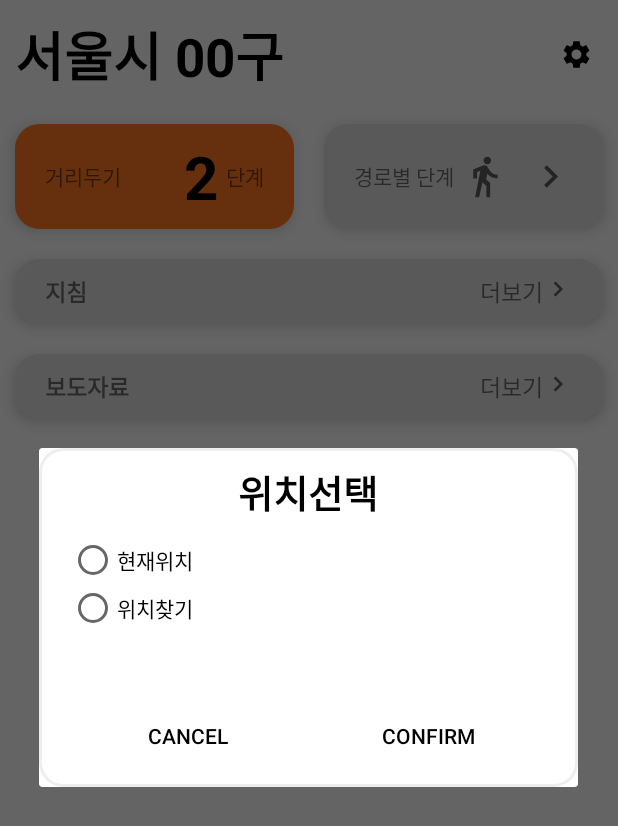
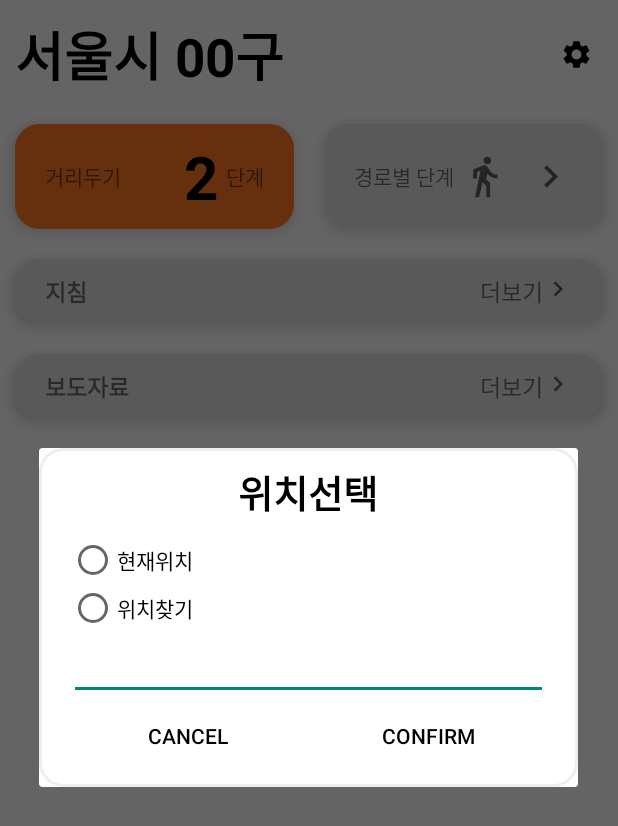
Before and after one commit to leeshble/CovidInfoApp, an Android app: the screen it shows after launch (MainActivity), after a tap on an icon or button, on a phone screen of 412 x 824 dp. Shown: the top 826 px of the screen. Run offline under Robolectric (Android 15) with nearby library versions, the light colour scheme and no system bars.

Commit message:
1. 앱 내 setting을 대화상자 만듦(xml, java 생성)

```diff
--- a/app/src/main/res/layout/setting.xml
+++ b/app/src/main/res/layout/setting.xml
@@ -42,8 +42,7 @@
     <EditText
         android:id="@+id/sub2_edit"
         android:layout_width="match_parent"
-        android:layout_height="wrap_content"
-        android:visibility="invisible"/>
+        android:layout_height="wrap_content" />
 
     <TextView
         android:id="@+id/error_dialog_txt"
@@ -65,7 +64,6 @@
             android:layout_weight="1"
             android:text="@string/cancel"
             android:textColor="@color/black" />
-
         <Button
             android:id="@+id/confirm_btn"
             style="@style/Widget.AppCompat.Button.Borderless"
@@ -74,7 +72,6 @@
             android:layout_weight="1"
             android:text="@string/confirm"
             android:textColor="@color/black" />
-
     </LinearLayout>
 
 </LinearLayout>
```
Also changed, not shown: app/src/main/java/com/corona/coronaapp/setting.java (+5 -6 lines).
